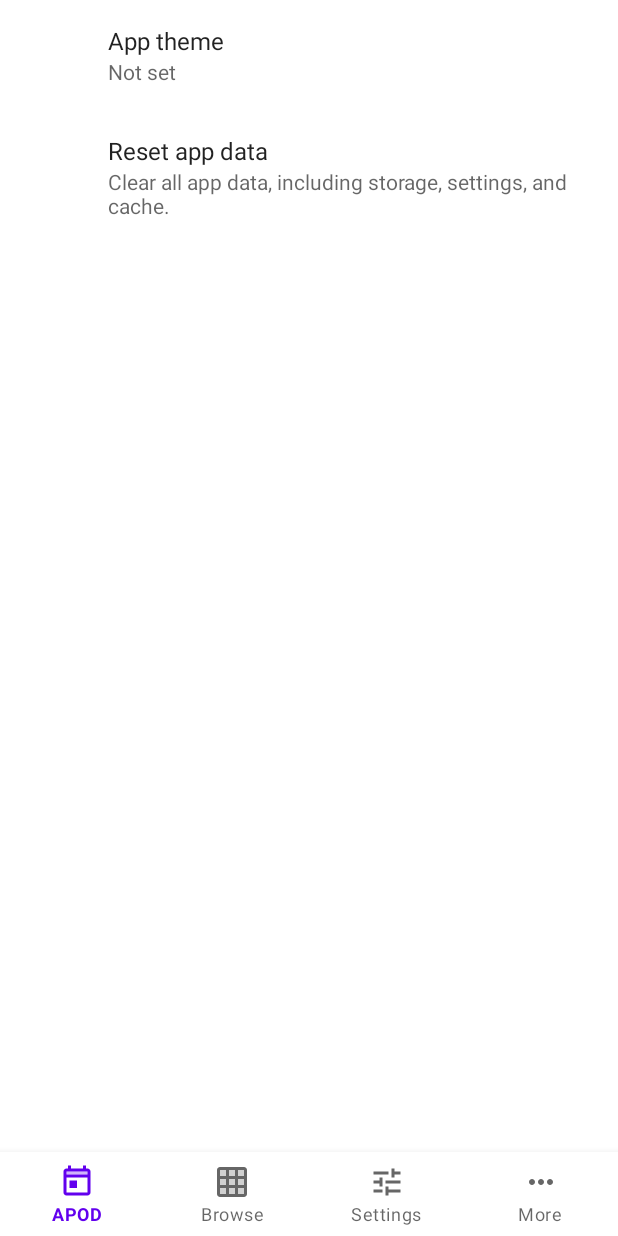
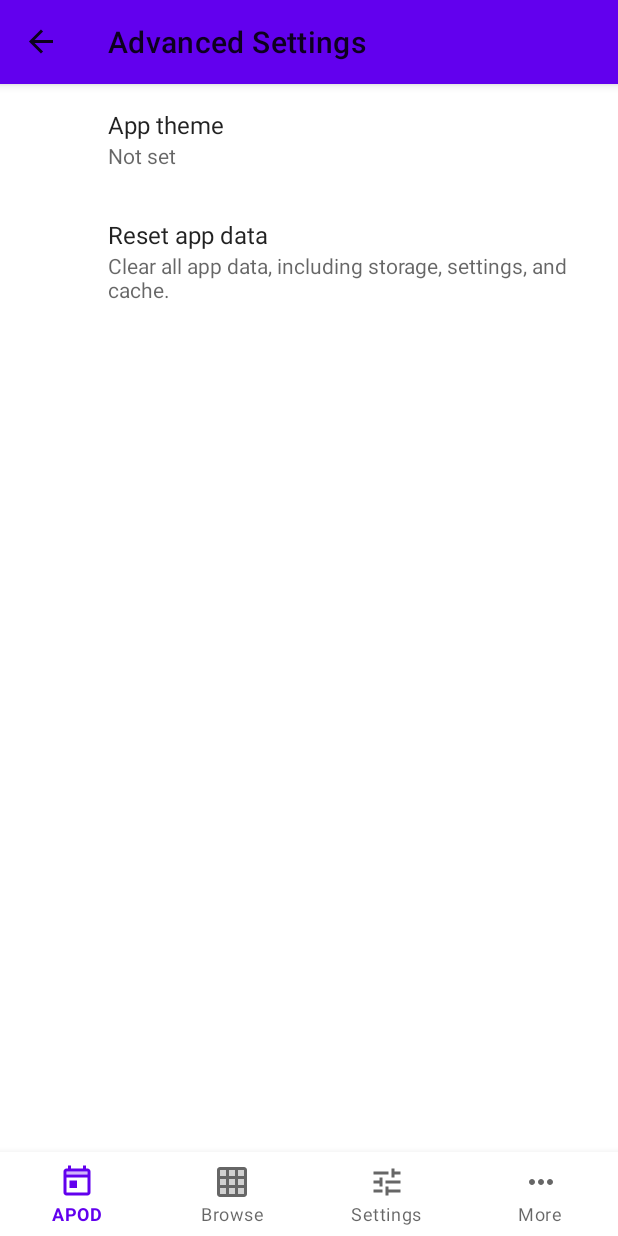
Before and after one commit to JakeSteam/Apod-Wallpaper-2, an Android app: the SettingsAdvancedFragment screen opened through its navigation route, on a phone screen of 412 x 824 dp. Run offline under Robolectric (Android 15) with nearby library versions, the phone set to English and light mode, and no system bars; our stand-ins replace androidx.preference, navigation-ui, paging; libraries missing offline, so code that uses them is left out: androidx.paging, androidx.paging.toLiveData; pictures from the network do not load.

Commit message:
Adds action bar for settings and more pages

```diff
--- /dev/null
+++ b/app/src/main/java/uk/co/jakelee/apodwallpaper/ActionBarActivity.kt
@@ -0,0 +1,7 @@
+package uk.co.jakelee.apodwallpaper
+
+interface ActionBarActivity {
+    fun showActionBar()
+
+    fun hideActionBar()
+}
--- a/app/src/main/java/uk/co/jakelee/apodwallpaper/MainActivity.kt
+++ b/app/src/main/java/uk/co/jakelee/apodwallpaper/MainActivity.kt
@@ -1,33 +1,44 @@
 package uk.co.jakelee.apodwallpaper
 
 import android.content.Intent
-import android.net.Uri
 import android.os.Bundle
 import androidx.appcompat.app.AppCompatActivity
 import androidx.navigation.NavController
 import androidx.navigation.fragment.NavHostFragment
+import androidx.navigation.ui.AppBarConfiguration
+import androidx.navigation.ui.setupActionBarWithNavController
 import androidx.navigation.ui.setupWithNavController
 import kotlinx.android.synthetic.main.activity_main.*
 import uk.co.jakelee.apodwallpaper.app.DeepLinkParser
 
-class MainActivity : AppCompatActivity() {
+class MainActivity : ActionBarActivity, AppCompatActivity() {
+
+  private lateinit var navController: NavController
 
   override fun onCreate(savedInstanceState: Bundle?) {
     super.onCreate(savedInstanceState)
     setContentView(R.layout.activity_main)
 
     val navHostFragment = supportFragmentManager.findFragmentById(R.id.nav_host_fragment) as NavHostFragment
-    val navController = navHostFragment.navController
-    /*val appBarConfiguration = AppBarConfiguration(setOf(
-      R.id.navigation_today,
+    navController = navHostFragment.navController
+    val appBarConfiguration = AppBarConfiguration(setOf(
+      R.id.navigation_item,
       R.id.navigation_browse,
       R.id.navigation_settings,
       R.id.navigation_more
     ))
-    setupActionBarWithNavController(navController, appBarConfiguration)*/
+    setupActionBarWithNavController(navController, appBarConfiguration)
     navView.setupWithNavController(navController)
 
     tryNavigateDeepLink(navController, intent)
+  }
+
+  override fun showActionBar() = supportActionBar?.show() ?: Unit
+
+  override fun hideActionBar() = supportActionBar?.hide() ?: Unit
+
+  override fun onSupportNavigateUp(): Boolean {
+    return navController.navigateUp() || super.onSupportNavigateUp()
   }
 
   override fun onNewIntent(intent: Intent?) {
--- a/app/src/main/java/uk/co/jakelee/apodwallpaper/ui/browse/architecture/BrowseFragment.kt
+++ b/app/src/main/java/uk/co/jakelee/apodwallpaper/ui/browse/architecture/BrowseFragment.kt
@@ -8,7 +8,6 @@ import androidx.core.view.isVisible
 import androidx.fragment.app.Fragment
 import androidx.lifecycle.LiveData
 import androidx.lifecycle.lifecycleScope
-import androidx.navigation.NavOptionsBuilder
 import androidx.navigation.fragment.findNavController
 import androidx.paging.PagedList
 import com.google.android.material.snackbar.Snackbar
@@ -18,6 +17,7 @@ import kotlinx.android.synthetic.main.fragment_browse.view.*
 import kotlinx.coroutines.launch
 import org.koin.android.viewmodel.ext.android.viewModel
 import uk.co.jakelee.apodwallpaper.R
+import uk.co.jakelee.apodwallpaper.ActionBarActivity
 import uk.co.jakelee.apodwallpaper.app.architecture.IView
 import uk.co.jakelee.apodwallpaper.model.Apod
 import uk.co.jakelee.apodwallpaper.ui.browse.BrowseAdapter
@@ -32,6 +32,7 @@ class BrowseFragment : Fragment(), IView<BrowseState> {
         container: ViewGroup?,
         savedInstanceState: Bundle?
     ): View? {
+        (activity as? ActionBarActivity)?.hideActionBar()
         val root = inflater.inflate(R.layout.fragment_browse, container, false)
         root.recyclerView.adapter = adapter
 
--- a/app/src/main/java/uk/co/jakelee/apodwallpaper/ui/item/architecture/ItemFragment.kt
+++ b/app/src/main/java/uk/co/jakelee/apodwallpaper/ui/item/architecture/ItemFragment.kt
@@ -17,13 +17,14 @@ import kotlinx.android.synthetic.main.fragment_item.*
 import kotlinx.coroutines.launch
 import org.koin.android.viewmodel.ext.android.viewModel
 import uk.co.jakelee.apodwallpaper.R
+import uk.co.jakelee.apodwallpaper.ActionBarActivity
 import uk.co.jakelee.apodwallpaper.app.ApodDateParser
 import uk.co.jakelee.apodwallpaper.app.architecture.IView
 import uk.co.jakelee.apodwallpaper.app.work.ApodWorker
 import uk.co.jakelee.apodwallpaper.databinding.FragmentItemBinding
 import java.util.*
 
-class ItemFragment() : Fragment(), IView<ItemState> {
+class ItemFragment : Fragment(), IView<ItemState> {
 
     private lateinit var binding: FragmentItemBinding
     private val itemViewModel: ItemViewModel by viewModel()
@@ -41,6 +42,7 @@ class ItemFragment() : Fragment(), IView<ItemState> {
         container: ViewGroup?,
         savedInstanceState: Bundle?
     ): View? {
+        (activity as? ActionBarActivity)?.hideActionBar()
         binding = DataBindingUtil.inflate(layoutInflater, R.layout.fragment_item, container, false)
         binding.previous.setOnClickListener { sendIntent(ItemIntent.PreviousApod) }
         binding.calendar.setOnClickListener { showDatePicker() }
--- a/app/src/main/java/uk/co/jakelee/apodwallpaper/ui/settings/SettingsBaseFragment.kt
+++ b/app/src/main/java/uk/co/jakelee/apodwallpaper/ui/settings/SettingsBaseFragment.kt
@@ -4,8 +4,14 @@ import android.content.SharedPreferences
 import android.os.Bundle
 import androidx.annotation.XmlRes
 import androidx.preference.*
+import uk.co.jakelee.apodwallpaper.ActionBarActivity
 
 abstract class SettingsBaseFragment: PreferenceFragmentCompat(), SharedPreferences.OnSharedPreferenceChangeListener {
+
+    override fun onCreate(savedInstanceState: Bundle?) {
+        super.onCreate(savedInstanceState)
+        (activity as? ActionBarActivity)?.showActionBar()
+    }
 
     @get:XmlRes
     abstract val preferencesFile: Int
--- a/app/src/main/res/navigation/mobile_navigation.xml
+++ b/app/src/main/res/navigation/mobile_navigation.xml
@@ -49,7 +49,7 @@
     <fragment
         android:id="@+id/navigation_settings"
         android:name="uk.co.jakelee.apodwallpaper.ui.settings.SettingsFragment"
-        android:label="@string/title_settings" >
+        android:label="@string/title_settings">
         <action
             android:id="@+id/open_settings_advanced"
             app:destination="@id/navigation_settings_advanced" />
@@ -70,32 +70,32 @@
     <fragment
         android:id="@+id/navigation_settings_advanced"
         android:name="uk.co.jakelee.apodwallpaper.ui.settings.SettingsAdvancedFragment"
-        android:label="@string/title_settings"  />
+        android:label="@string/advanced_settings"  />
 
     <fragment
         android:id="@+id/navigation_settings_images"
         android:name="uk.co.jakelee.apodwallpaper.ui.settings.SettingsImagesFragment"
-        android:label="@string/title_settings"  />
+        android:label="@string/image_settings"  />
 
     <fragment
         android:id="@+id/navigation_settings_notifications"
         android:name="uk.co.jakelee.apodwallpaper.ui.settings.SettingsNotificationsFragment"
-        android:label="@string/title_settings"  />
+        android:label="@string/notification_settings"  />
 
     <fragment
         android:id="@+id/navigation_settings_scheduling"
         android:name="uk.co.jakelee.apodwallpaper.ui.settings.SettingsSchedulingFragment"
-        android:label="@string/title_settings"  />
+        android:label="@string/scheduling_settings"  />
 
     <fragment
         android:id="@+id/navigation_settings_storage"
         android:name="uk.co.jakelee.apodwallpaper.ui.settings.SettingsStorageFragment"
-        android:label="@string/title_settings"  />
+        android:label="@string/storage_settings"  />
 
     <fragment
         android:id="@+id/navigation_more"
         android:name="uk.co.jakelee.apodwallpaper.ui.more.MoreFragment"
-        android:label="@string/title_settings"
+        android:label="@string/title_more"
         tools:layout="@layout/fragment_more" />
 
 </navigation>
--- a/app/src/main/res/values/styles.xml
+++ b/app/src/main/res/values/styles.xml
@@ -1,6 +1,6 @@
 <resources>
     <!-- Base application theme. -->
-    <style name="AppTheme" parent="Theme.MaterialComponents.DayNight.NoActionBar">
+    <style name="AppTheme" parent="Theme.MaterialComponents.DayNight">
         <!-- Customize your theme here. -->
         <item name="colorPrimary">@color/colorPrimary</item>
         <item name="colorPrimaryDark">@color/colorPrimaryDark</item>
```
